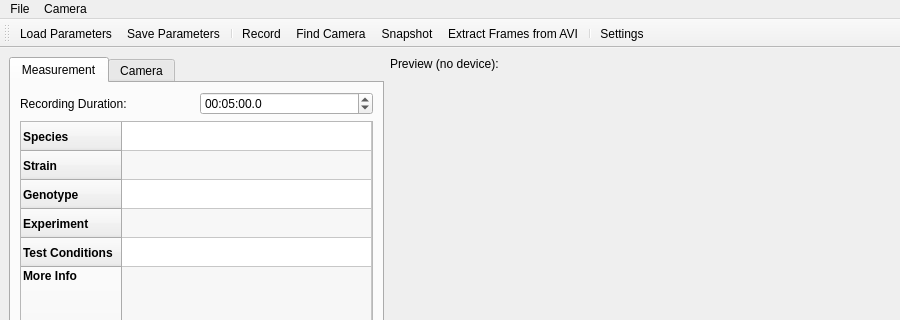
First picture: the form in fimui/ui_fimwindow.ui, repository fncnt/fimrecorder, before the edit; both pictures show x 0 to 900 and y 0 to 320 of the 900 by 600 pixel window.
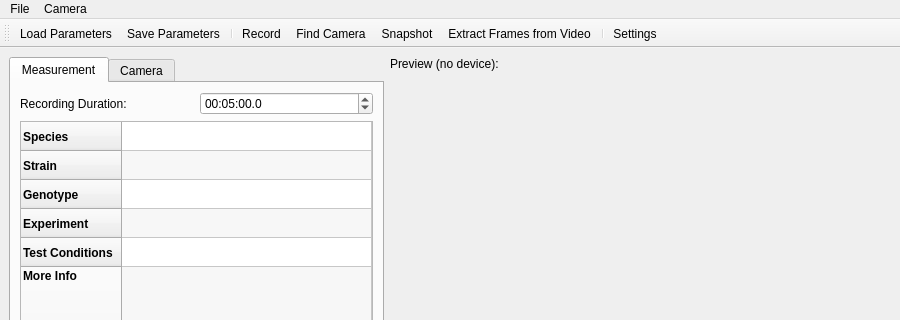
Second picture: the form after the edit. Icons and pictures are not drawn.

Commit message: Support opening different video file container formats

```diff
--- a/fimui/ui_fimwindow.ui
+++ b/fimui/ui_fimwindow.ui
@@ -611,7 +611,7 @@
      <x>0</x>
      <y>0</y>
      <width>900</width>
-     <height>18</height>
+     <height>30</height>
     </rect>
    </property>
    <widget class="QMenu" name="menuFile">
@@ -652,7 +652,7 @@
    <addaction name="actionRecord"/>
    <addaction name="actionRefresh"/>
    <addaction name="actionSnapshot"/>
-   <addaction name="actionExtract_Frames_from_AVI"/>
+   <addaction name="actionExtract_Frames_from_Video"/>
    <addaction name="separator"/>
    <addaction name="actionSettings"/>
   </widget>
@@ -724,7 +724,7 @@
     <string>Alt+S</string>
    </property>
   </action>
-  <action name="actionExtract_Frames_from_AVI">
+  <action name="actionExtract_Frames_from_Video">
    <property name="checkable">
     <bool>true</bool>
    </property>
@@ -734,7 +734,7 @@
     </iconset>
    </property>
    <property name="text">
-    <string>Extract Frames from AVI</string>
+    <string>Extract Frames from Video</string>
    </property>
    <property name="toolTip">
     <string>Choose a recorded .avi file to extract .png frames into a subfolder</string>
```
Left out of the diff: 4 changed lines with no effect on the pictures. The commit also changes 2 other files.
